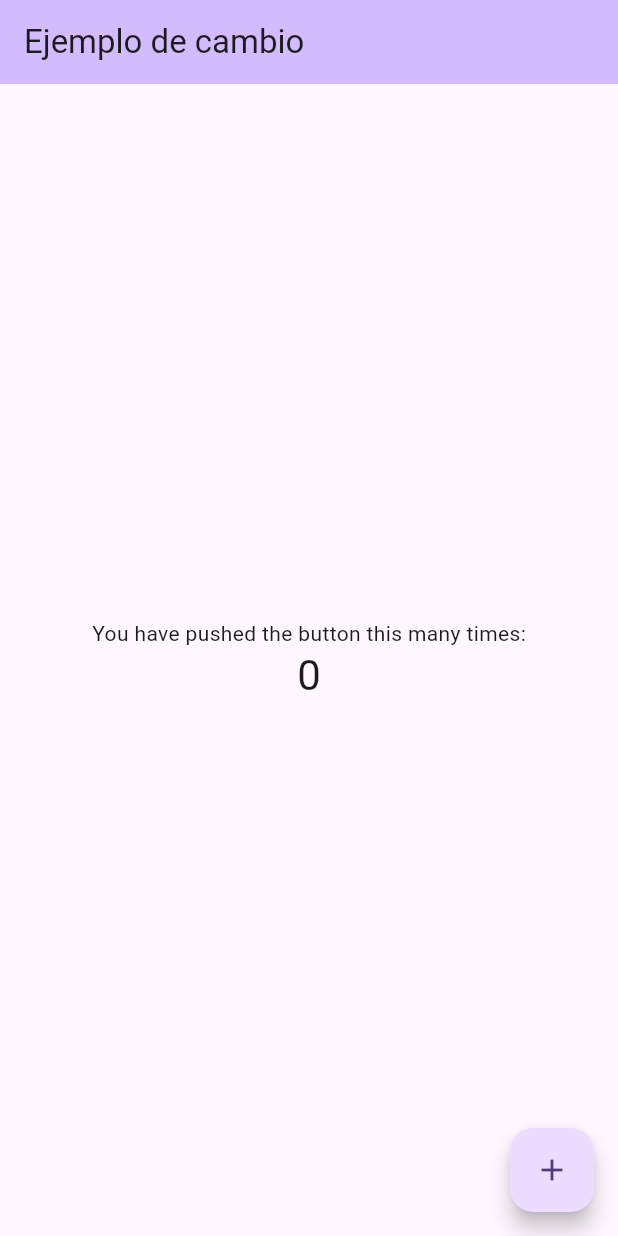
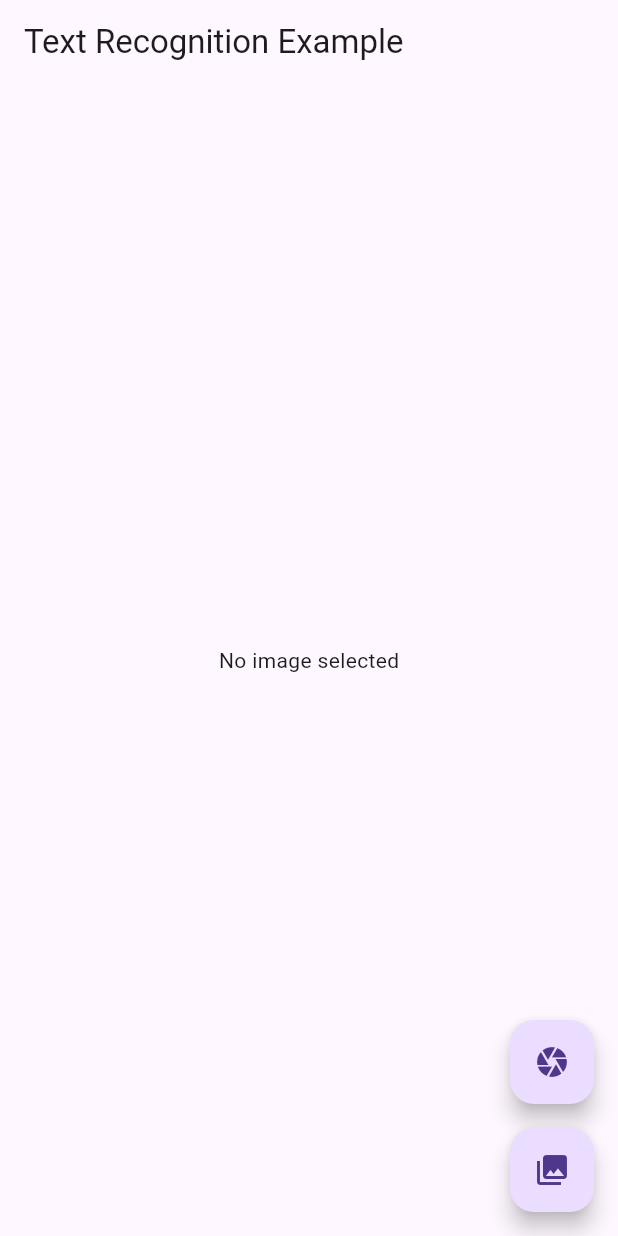
Before and after one commit to SebastianLandaeta/ProyectoScanner-SO, a Flutter app: the screen it shows after launch, on a phone screen of 412 x 824 dp. Run offline on Flutter 3.47's test engine with Material 3 defaults, Android fonts, the phone set to English and light mode, and no system bars; our stand-ins replace image_picker; missing offline and left inert: google_mlkit_text_recognition.

Commit message:
Reconocimiento de texto en imagenes
La aplicación te permite tomar una imagen o buscar una en tu galería, y leer el texto que aparece en ella, usando image_picker y google_mlkit_text_recognition, respectivamente

```diff
--- a/scanner_pn/lib/main.dart
+++ b/scanner_pn/lib/main.dart
@@ -1,125 +1,108 @@
+import 'dart:io';
+
 import 'package:flutter/material.dart';
+import 'package:image_picker/image_picker.dart';
+import 'package:google_mlkit_text_recognition/google_mlkit_text_recognition.dart';
 
 void main() {
-  runApp(const MyApp());
+  runApp(MyApp());
 }
 
 class MyApp extends StatelessWidget {
-  const MyApp({super.key});
-
-  // This widget is the root of your application.
   @override
   Widget build(BuildContext context) {
     return MaterialApp(
-      title: 'Scanner para Partidas de Nacimiento',
+      title: 'Text Recognition Example',
       theme: ThemeData(
-        // This is the theme of your application.
-        //
-        // TRY THIS: Try running your application with "flutter run". You'll see
-        // the application has a purple toolbar. Then, without quitting the app,
-        // try changing the seedColor in the colorScheme below to Colors.green
-        // and then invoke "hot reload" (save your changes or press the "hot
-        // reload" button in a Flutter-supported IDE, or press "r" if you used
-        // the command line to start the app).
-        //
-        // Notice that the counter didn't reset back to zero; the application
-        // state is not lost during the reload. To reset the state, use hot
-        // restart instead.
-        //
-        // This works for code too, not just values: Most code changes can be
-        // tested with just a hot reload.
-        colorScheme: ColorScheme.fromSeed(seedColor: Colors.deepPurple),
-        useMaterial3: true,
+        primarySwatch: Colors.blue,
       ),
-      home: const MyHomePage(title: 'Ejemplo de cambio'),
+      home: ImagePickerPage(),
     );
   }
 }
 
-class MyHomePage extends StatefulWidget {
-  const MyHomePage({super.key, required this.title});
-
-  // This widget is the home page of your application. It is stateful, meaning
-  // that it has a State object (defined below) that contains fields that affect
-  // how it looks.
-
-  // This class is the configuration for the state. It holds the values (in this
-  // case the title) provided by the parent (in this case the App widget) and
-  // used by the build method of the State. Fields in a Widget subclass are
-  // always marked "final".
-
-  final String title;
-
+class ImagePickerPage extends StatefulWidget {
   @override
-  State<MyHomePage> createState() => _MyHomePageState();
+  _ImagePickerPageState createState() => _ImagePickerPageState();
 }
 
-class _MyHomePageState extends State<MyHomePage> {
-  int _counter = 0;
+class _ImagePickerPageState extends State<ImagePickerPage> {
+  File? _imageFile;
+  String _extractedText = '';
 
-  void _incrementCounter() {
+  final ImagePicker _picker = ImagePicker();
+
+  Future<void> _pickImage(ImageSource source) async {
+    final pickedFile = await _picker.pickImage(source: source);
+
     setState(() {
-      // This call to setState tells the Flutter framework that something has
-      // changed in this State, which causes it to rerun the build method below
-      // so that the display can reflect the updated values. If we changed
-      // _counter without calling setState(), then the build method would not be
-      // called again, and so nothing would appear to happen.
-      _counter++;
+      _imageFile = File(pickedFile!.path);
+      _extractedText = ''; // Reset extracted text when a new image is picked
     });
+
+    _extractTextFromImage();
+  }
+
+  Future<void> _extractTextFromImage() async {
+    if (_imageFile == null) return;
+
+    final inputImage = InputImage.fromFile(_imageFile!);
+    final textRecognizer = TextRecognizer();
+    final text = await textRecognizer.processImage(inputImage);
+
+    setState(() {
+      _extractedText = text.text;
+    });
+
+    await textRecognizer.close();
   }
 
   @override
   Widget build(BuildContext context) {
-    // This method is rerun every time setState is called, for instance as done
-    // by the _incrementCounter method above.
-    //
-    // The Flutter framework has been optimized to make rerunning build methods
-    // fast, so that you can just rebuild anything that needs updating rather
-    // than having to individually change instances of widgets.
     return Scaffold(
       appBar: AppBar(
-        // TRY THIS: Try changing the color here to a specific color (to
-        // Colors.amber, perhaps?) and trigger a hot reload to see the AppBar
-        // change color while the other colors stay the same.
-        backgroundColor: Theme.of(context).colorScheme.inversePrimary,
-        // Here we take the value from the MyHomePage object that was created by
-        // the App.build method, and use it to set our appbar title.
-        title: Text(widget.title),
+        title: Text('Text Recognition Example'),
       ),
       body: Center(
-        // Center is a layout widget. It takes a single child and positions it
-        // in the middle of the parent.
-        child: Column(
-          // Column is also a layout widget. It takes a list of children and
-          // arranges them vertically. By default, it sizes itself to fit its
-          // children horizontally, and tries to be as tall as its parent.
-          //
-          // Column has various properties to control how it sizes itself and
-          // how it positions its children. Here we use mainAxisAlignment to
-          // center the children vertically; the main axis here is the vertical
-          // axis because Columns are vertical (the cross axis would be
-          // horizontal).
-          //
-          // TRY THIS: Invoke "debug painting" (choose the "Toggle Debug Paint"
-          // action in the IDE, or press "p" in the console), to see the
-          // wireframe for each widget.
-          mainAxisAlignment: MainAxisAlignment.center,
-          children: <Widget>[
-            const Text(
-              'You have pushed the button this many times:',
-            ),
-            Text(
-              '$_counter',
-              style: Theme.of(context).textTheme.headlineMedium,
-            ),
-          ],
-        ),
+        child: _imageFile == null
+            ? Text('No image selected')
+            : Column(
+                mainAxisAlignment: MainAxisAlignment.center,
+                children: [
+                  Image.file(_imageFile!),
+                  SizedBox(height: 20),
+                  Text(
+                    'Extracted Text:',
+                    style: TextStyle(fontSize: 18, fontWeight: FontWeight.bold),
+                  ),
+                  SizedBox(height: 10),
+                  Expanded(
+                    child: SingleChildScrollView(
+                      child: Text(
+                        _extractedText,
+                        textAlign: TextAlign.center,
+                      ),
+                    ),
+                  ),
+                ],
+              ),
       ),
-      floatingActionButton: FloatingActionButton(
-        onPressed: _incrementCounter,
-        tooltip: 'Increment',
-        child: const Icon(Icons.add),
-      ), // This trailing comma makes auto-formatting nicer for build methods.
+      floatingActionButton: Column(
+        mainAxisAlignment: MainAxisAlignment.end,
+        children: [
+          FloatingActionButton(
+            onPressed: () => _pickImage(ImageSource.camera),
+            tooltip: 'Take Photo',
+            child: Icon(Icons.camera),
+          ),
+          SizedBox(height: 16),
+          FloatingActionButton(
+            onPressed: () => _pickImage(ImageSource.gallery),
+            tooltip: 'Select Image',
+            child: Icon(Icons.photo_library),
+          ),
+        ],
+      ),
     );
   }
 }
--- a/scanner_pn/pubspec.yaml
+++ b/scanner_pn/pubspec.yaml
@@ -35,6 +35,8 @@ dependencies:
   # The following adds the Cupertino Icons font to your application.
   # Use with the CupertinoIcons class for iOS style icons.
   cupertino_icons: ^1.0.2
+  image_picker: ^1.0.7
+  google_mlkit_text_recognition: ^0.11.0
 
 dev_dependencies:
   flutter_test:
```
Also changed, not shown: scanner_pn/pubspec.lock, 7 other files.
